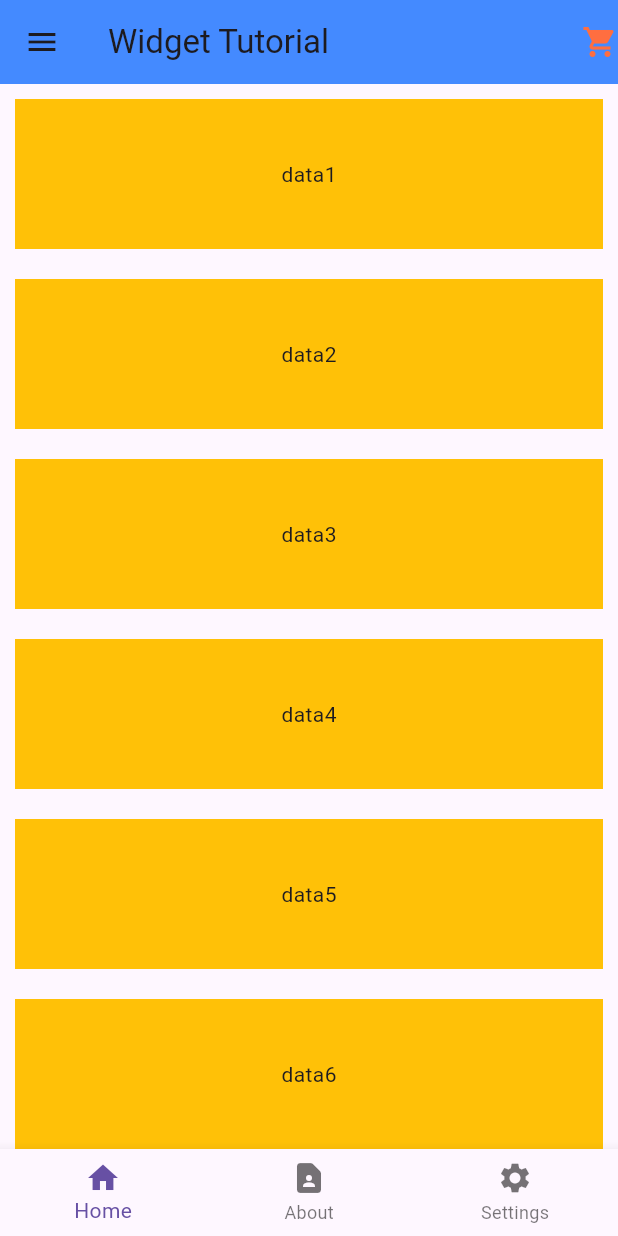
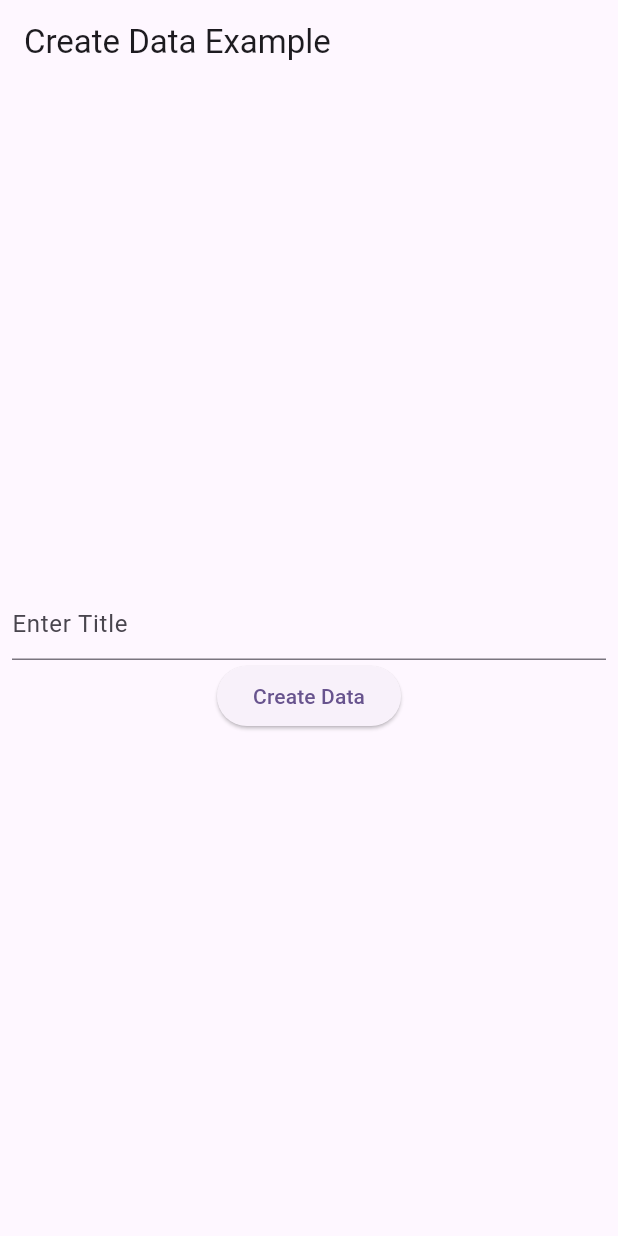
Before and after one commit to karthi-rt/flutter-essentials, a Flutter app: the screen it shows after launch, on a phone screen of 412 x 824 dp. Run offline on Flutter 3.47's test engine with Material 3 defaults, Android fonts, the light colour scheme and no system bars.

Commit message:
REST API call

```diff
--- /dev/null
+++ b/lib/api_call/authenticate_token.dart
@@ -0,0 +1,35 @@
+import 'dart:async';
+import 'dart:convert';
+import 'dart:io';
+
+import 'package:http/http.dart' as http;
+
+Future<Album> fetchAlbum() async {
+  final response = await http.get(
+    Uri.parse('https://jsonplaceholder.typicode.com/albums/1'),
+    // Send authorization headers to the backend.
+    headers: {HttpHeaders.authorizationHeader: 'Basic your_api_token_here'},
+  );
+  final responseJson = jsonDecode(response.body) as Map<String, dynamic>;
+
+  return Album.fromJson(responseJson);
+}
+
+class Album {
+  final int userId;
+  final int id;
+  final String title;
+
+  const Album({required this.userId, required this.id, required this.title});
+
+  factory Album.fromJson(Map<String, dynamic> json) {
+    return switch (json) {
+      {'userId': int userId, 'id': int id, 'title': String title} => Album(
+        userId: userId,
+        id: id,
+        title: title,
+      ),
+      _ => throw const FormatException('Failed to load album.'),
+    };
+  }
+}
--- /dev/null
+++ b/lib/api_call/delete_call.dart
@@ -0,0 +1,123 @@
+import 'dart:async';
+import 'dart:convert';
+
+import 'package:flutter/material.dart';
+import 'package:http/http.dart' as http;
+
+Future<Album> fetchAlbum() async {
+  final response = await http.get(
+    Uri.parse('https://jsonplaceholder.typicode.com/albums/1'),
+  );
+
+  if (response.statusCode == 200) {
+    // If the server did return a 200 OK response, then parse the JSON.
+    return Album.fromJson(jsonDecode(response.body) as Map<String, dynamic>);
+  } else {
+    // If the server did not return a 200 OK response, then throw an exception.
+    throw Exception('Failed to load album');
+  }
+}
+
+Future<Album> deleteAlbum(String id) async {
+  final http.Response response = await http.delete(
+    Uri.parse('https://jsonplaceholder.typicode.com/albums/$id'),
+    headers: <String, String>{
+      'Content-Type': 'application/json; charset=UTF-8',
+    },
+  );
+
+  if (response.statusCode == 200) {
+    // If the server did return a 200 OK response,
+    // then return an empty Album. After deleting,
+    // you'll get an empty JSON `{}` response.
+    // Don't return `null`, otherwise `snapshot.hasData`
+    // will always return false on `FutureBuilder`.
+    return Album.empty();
+  } else {
+    // If the server did not return a "200 OK response",
+    // then throw an exception.
+    throw Exception('Failed to delete album.');
+  }
+}
+
+class Album {
+  int? id;
+  String? title;
+
+  Album({this.id, this.title});
+
+  Album.empty();
+
+  factory Album.fromJson(Map<String, dynamic> json) {
+    return switch (json) {
+      {'id': int id, 'title': String title} => Album(id: id, title: title),
+      _ => throw const FormatException('Failed to load album.'),
+    };
+  }
+}
+
+class DeleteCallApp extends StatefulWidget {
+  const DeleteCallApp({super.key});
+
+  @override
+  State<DeleteCallApp> createState() {
+    return _MyAppState();
+  }
+}
+
+class _MyAppState extends State<DeleteCallApp> {
+  late Future<Album> _futureAlbum;
+
+  @override
+  void initState() {
+    super.initState();
+    _futureAlbum = fetchAlbum();
+  }
+
+  @override
+  Widget build(BuildContext context) {
+    return MaterialApp(
+      title: 'Delete Data Example',
+      theme: ThemeData(
+        colorScheme: ColorScheme.fromSeed(seedColor: Colors.deepPurple),
+      ),
+      home: Scaffold(
+        appBar: AppBar(title: const Text('Delete Data Example')),
+        body: Center(
+          child: FutureBuilder<Album>(
+            future: _futureAlbum,
+            builder: (context, snapshot) {
+              // If the connection is done,
+              // check for response data or an error.
+              if (snapshot.connectionState == ConnectionState.done) {
+                if (snapshot.hasData) {
+                  return Column(
+                    mainAxisAlignment: MainAxisAlignment.center,
+                    children: <Widget>[
+                      Text(snapshot.data?.title ?? 'Deleted'),
+                      ElevatedButton(
+                        child: const Text('Delete Data'),
+                        onPressed: () {
+                          setState(() {
+                            _futureAlbum = deleteAlbum(
+                              snapshot.data!.id.toString(),
+                            );
+                          });
+                        },
+                      ),
+                    ],
+                  );
+                } else if (snapshot.hasError) {
+                  return Text('${snapshot.error}');
+                }
+              }
+
+              // By default, show a loading spinner.
+              return const CircularProgressIndicator();
+            },
+          ),
+        ),
+      ),
+    );
+  }
+}
--- /dev/null
+++ b/lib/api_call/get_call.dart
@@ -0,0 +1,86 @@
+import 'dart:async';
+import 'dart:convert';
+
+import 'package:flutter/material.dart';
+import 'package:http/http.dart' as http;
+
+Future<Album> fetchAlbum() async {
+  final response = await http.get(
+    Uri.parse('https://jsonplaceholder.typicode.com/albums/1'),
+  );
+
+  if (response.statusCode == 200) {
+    // If the server did return a 200 OK response,
+    // then parse the JSON.
+    return Album.fromJson(jsonDecode(response.body) as Map<String, dynamic>);
+  } else {
+    // If the server did not return a 200 OK response,
+    // then throw an exception.
+    throw Exception('Failed to load album');
+  }
+}
+
+class Album {
+  final int userId;
+  final int id;
+  final String title;
+
+  const Album({required this.userId, required this.id, required this.title});
+
+  factory Album.fromJson(Map<String, dynamic> json) {
+    return switch (json) {
+      {'userId': int userId, 'id': int id, 'title': String title} => Album(
+        userId: userId,
+        id: id,
+        title: title,
+      ),
+      _ => throw const FormatException('Failed to load album.'),
+    };
+  }
+}
+
+class GetCallApp extends StatefulWidget {
+  const GetCallApp({super.key});
+
+  @override
+  State<GetCallApp> createState() => _MyAppState();
+}
+
+class _MyAppState extends State<GetCallApp> {
+  late Future<Album> futureAlbum;
+
+  @override
+  void initState() {
+    super.initState();
+    futureAlbum = fetchAlbum();
+  }
+
+  @override
+  Widget build(BuildContext context) {
+    return MaterialApp(
+      title: 'Fetch Data Example',
+      theme: ThemeData(
+        colorScheme: ColorScheme.fromSeed(seedColor: Colors.deepPurple),
+      ),
+      home: Scaffold(
+        appBar: AppBar(title: const Text('Fetch Data Example')),
+        body: Center(
+          child: FutureBuilder<Album>(
+            future: futureAlbum,
+            builder: (context, snapshot) {
+              if (snapshot.hasData) {
+                return Text(snapshot.data!.title);
+              } else if (snapshot.hasError) {
+                return Text('${snapshot.error}');
+              }
+
+              // By default, show a loading spinner.
+              return const CircularProgressIndicator();
+            },
+          ),
+        ),
+      ),
+    );
+  }
+
+}
--- /dev/null
+++ b/lib/api_call/post_call.dart
@@ -0,0 +1,107 @@
+import 'dart:async';
+import 'dart:convert';
+
+import 'package:flutter/material.dart';
+import 'package:http/http.dart' as http;
+
+Future<Album> createAlbum(String title) async {
+  final response = await http.post(
+    Uri.parse('https://jsonplaceholder.typicode.com/albums'),
+    headers: <String, String>{
+      'Content-Type': 'application/json; charset=UTF-8',
+    },
+    body: jsonEncode(<String, String>{'title': title}),
+  );
+
+  if (response.statusCode == 201) {
+    // If the server did return a 201 CREATED response,
+    // then parse the JSON.
+    return Album.fromJson(jsonDecode(response.body) as Map<String, dynamic>);
+  } else {
+    // If the server did not return a 201 CREATED response,
+    // then throw an exception.
+    throw Exception('Failed to create album.');
+  }
+}
+
+class Album {
+  final int id;
+  final String title;
+
+  const Album({required this.id, required this.title});
+
+  factory Album.fromJson(Map<String, dynamic> json) {
+    return switch (json) {
+      {'id': int id, 'title': String title} => Album(id: id, title: title),
+      _ => throw const FormatException('Failed to load album.'),
+    };
+  }
+}
+
+
+class PostCallApp extends StatefulWidget {
+  const PostCallApp({super.key});
+
+  @override
+  State<PostCallApp> createState() {
+    return _MyAppState();
+  }
+}
+
+class _MyAppState extends State<PostCallApp> {
+  final TextEditingController _controller = TextEditingController();
+  Future<Album>? _futureAlbum;
+
+  @override
+  Widget build(BuildContext context) {
+    return MaterialApp(
+      title: 'Create Data Example',
+      theme: ThemeData(
+        colorScheme: ColorScheme.fromSeed(seedColor: Colors.deepPurple),
+      ),
+      home: Scaffold(
+        appBar: AppBar(title: const Text('Create Data Example')),
+        body: Container(
+          alignment: Alignment.center,
+          padding: const EdgeInsets.all(8),
+          child: (_futureAlbum == null) ? buildColumn() : buildFutureBuilder(),
+        ),
+      ),
+    );
+  }
+
+  Column buildColumn() {
+    return Column(
+      mainAxisAlignment: MainAxisAlignment.center,
+      children: <Widget>[
+        TextField(
+          controller: _controller,
+          decoration: const InputDecoration(hintText: 'Enter Title'),
+        ),
+        ElevatedButton(
+          onPressed: () {
+            setState(() {
+              _futureAlbum = createAlbum(_controller.text);
+            });
+          },
+          child: const Text('Create Data'),
+        ),
+      ],
+    );
+  }
+
+  FutureBuilder<Album> buildFutureBuilder() {
+    return FutureBuilder<Album>(
+      future: _futureAlbum,
+      builder: (context, snapshot) {
+        if (snapshot.hasData) {
+          return Text(snapshot.data!.title);
+        } else if (snapshot.hasError) {
+          return Text('${snapshot.error}');
+        }
+
+        return const CircularProgressIndicator();
+      },
+    );
+  }
+}
--- /dev/null
+++ b/lib/api_call/put_call.dart
@@ -0,0 +1,125 @@
+import 'dart:async';
+import 'dart:convert';
+
+import 'package:flutter/material.dart';
+import 'package:http/http.dart' as http;
+
+Future<Album> fetchAlbum() async {
+  final response = await http.get(
+    Uri.parse('https://jsonplaceholder.typicode.com/albums/1'),
+  );
+
+  if (response.statusCode == 200) {
+    // If the server did return a 200 OK response,
+    // then parse the JSON.
+    return Album.fromJson(jsonDecode(response.body) as Map<String, dynamic>);
+  } else {
+    // If the server did not return a 200 OK response,
+    // then throw an exception.
+    throw Exception('Failed to load album');
+  }
+}
+
+Future<Album> updateAlbum(String title) async {
+  final response = await http.put(
+    Uri.parse('https://jsonplaceholder.typicode.com/albums/1'),
+    headers: <String, String>{
+      'Content-Type': 'application/json; charset=UTF-8',
+    },
+    body: jsonEncode(<String, String>{'title': title}),
+  );
+
+  if (response.statusCode == 200) {
+    // If the server did return a 200 OK response,
+    // then parse the JSON.
+    return Album.fromJson(jsonDecode(response.body) as Map<String, dynamic>);
+  } else {
+    // If the server did not return a 200 OK response,
+    // then throw an exception.
+    throw Exception('Failed to update album.');
+  }
+}
+
+class Album {
+  final int id;
+  final String title;
+
+  const Album({required this.id, required this.title});
+
+  factory Album.fromJson(Map<String, dynamic> json) {
+    return switch (json) {
+      {'id': int id, 'title': String title} => Album(id: id, title: title),
+      _ => throw const FormatException('Failed to load album.'),
+    };
+  }
+}
+
+class PutCallApp extends StatefulWidget {
+  const PutCallApp({super.key});
+
+  @override
+  State<PutCallApp> createState() {
+    return _MyAppState();
+  }
+}
+
+class _MyAppState extends State<PutCallApp> {
+  final TextEditingController _controller = TextEditingController();
+  late Future<Album> _futureAlbum;
+
+  @override
+  void initState() {
+    super.initState();
+    _futureAlbum = fetchAlbum();
+  }
+
+  @override
+  Widget build(BuildContext context) {
+    return MaterialApp(
+      title: 'Update Data Example',
+      theme: ThemeData(
+        colorScheme: ColorScheme.fromSeed(seedColor: Colors.deepPurple),
+      ),
+      home: Scaffold(
+        appBar: AppBar(title: const Text('Update Data Example')),
+        body: Container(
+          alignment: Alignment.center,
+          padding: const EdgeInsets.all(8),
+          child: FutureBuilder<Album>(
+            future: _futureAlbum,
+            builder: (context, snapshot) {
+              if (snapshot.connectionState == ConnectionState.done) {
+                if (snapshot.hasData) {
+                  return Column(
+                    mainAxisAlignment: MainAxisAlignment.center,
+                    children: <Widget>[
+                      Text(snapshot.data!.title),
+                      TextField(
+                        controller: _controller,
+                        decoration: const InputDecoration(
+                          hintText: 'Enter Title',
+                        ),
+                      ),
+                      ElevatedButton(
+                        onPressed: () {
+                          setState(() {
+                            _futureAlbum = updateAlbum(_controller.text);
+                          });
+                        },
+                        child: const Text('Update Data'),
+                      ),
+                    ],
+                  );
+                } else if (snapshot.hasError) {
+                  return Text('${snapshot.error}');
+                }
+              }
+
+              return const CircularProgressIndicator();
+            },
+          ),
+        ),
+      ),
+    );
+  }
+}
--- a/lib/main.dart
+++ b/lib/main.dart
@@ -1,70 +1,8 @@
 import 'package:flutter/material.dart';
-import 'package:learn_flutter/widgets/list_view_screen.dart';
-import 'package:learn_flutter/widgets/second_screen.dart';
+import 'package:learn_flutter/api_call/get_call.dart';
+import 'package:learn_flutter/api_call/list_products.dart';
+import 'package:learn_flutter/api_call/post_call.dart';
 
 void main() {
-  runApp(MaterialApp(home: NavigationApp()));
+  runApp(MaterialApp(home: PostCallApp()));
 }
-
-class NavigationApp extends StatefulWidget {
-  const NavigationApp({super.key});
-
-  @override
-  State<NavigationApp> createState() => _NavigationAppState();
-}
-
-class _NavigationAppState extends State<NavigationApp> {
-  int _selectedIndex = 0;
-
-  final List<BottomNavigationBarItem> navItem = [
-    const BottomNavigationBarItem(icon: Icon(Icons.home), label: "Home"),
-    const BottomNavigationBarItem(
-      icon: Icon(Icons.contact_page_rounded),
-      label: "About",
-    ),
-    const BottomNavigationBarItem(
-      icon: Icon(Icons.settings),
-      label: "Settings",
-    ),
-  ];
-
-  final List<Widget> screens = const [
-    ListViewScreen(),
-    SecondScreeen(),
-    Scaffold(body: Text("Work In Progress")),
-  ];
-
-  @override
-  Widget build(BuildContext context) {
-    return Scaffold(
-      appBar: AppBar(
-        leading: Icon(Icons.menu),
-        actions: [
-          InkWell(
-            onTap: () {
-              Navigator.push(
-                context,
-                MaterialPageRoute(builder: (context) => SecondScreeen()),
-              );
-            },
-            child: Icon(Icons.shopping_cart, color: Colors.deepOrangeAccent),
-          ),
-        ],
-        backgroundColor: Colors.blueAccent,
-        centerTitle: false,
-        title: Text("Widget Tutorial"),
-      ),
-      body: screens[_selectedIndex],
-      bottomNavigationBar: BottomNavigationBar(
-        items: navItem,
-        currentIndex: _selectedIndex,
-        onTap: (int index) {
-          // print(index);
-          setState(() {
-            _selectedIndex = index;
-          });
-        },
-      ),
-    );
-  }
-}
--- a/pubspec.yaml
+++ b/pubspec.yaml
@@ -39,6 +39,7 @@ dev_dependencies:
   flutter_test:
     sdk: flutter
   flutter_lints: ^5.0.0
+  http: ^1.3.0
 
 # The "flutter_lints" package below contains a set of recommended lints to
 # encourage good coding practices. The lint set provided by the package is
```
Also changed, not shown: lib/api_call/list_products.dart (added, +45 -0 lines), pubspec.lock.
